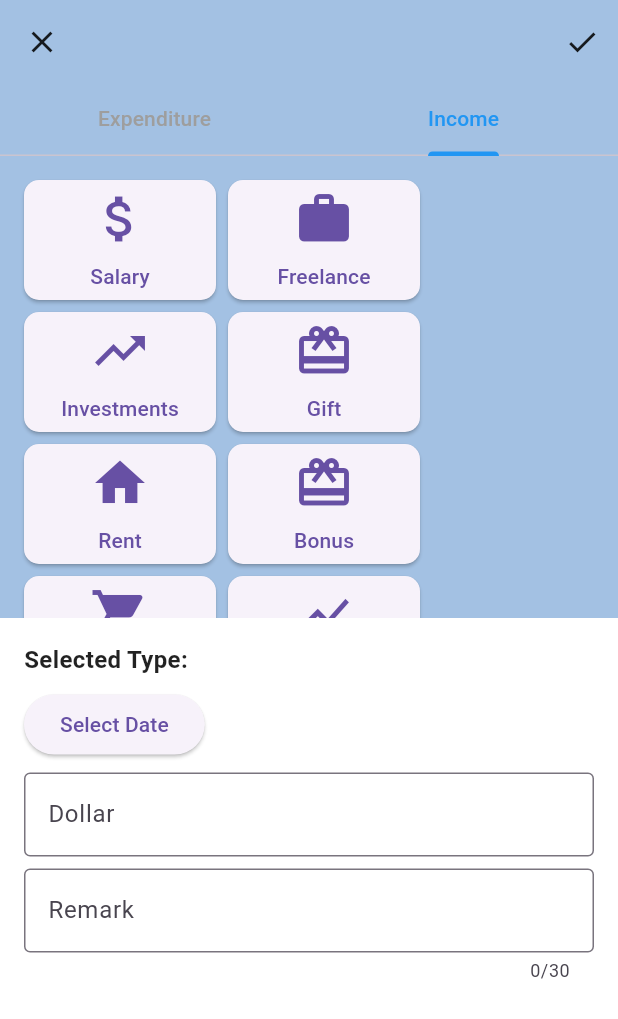
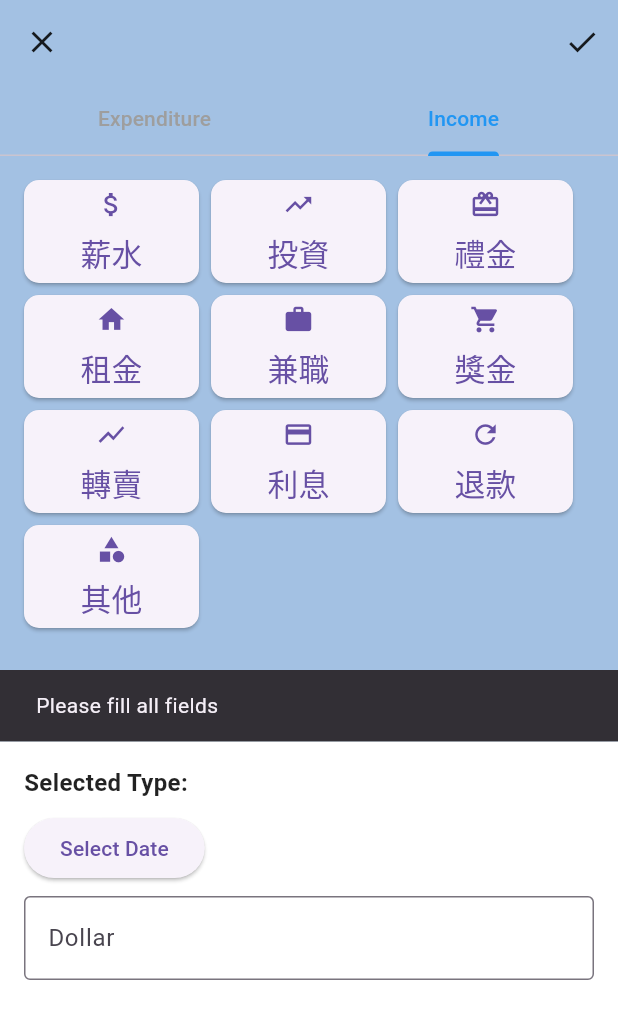
Before and after one commit to Lana0211/FMS, a Flutter app: the TransactionScreen screen opened directly, tab 2 chosen, after a tap on the "check" icon, on a phone screen of 412 x 824 dp. Shown: the top 1019 px of the screen. Run offline on Flutter 3.47's test engine with Material 3 defaults, Android fonts, the phone set to English and light mode, and no system bars; our stand-ins replace fl_chart, month_picker_dialog; network calls fail; Roboto replaces fonts that are missing (Montserrat).

Commit message:
transaction(delete remark)

```diff
--- a/lib/transaction.dart
+++ b/lib/transaction.dart
@@ -1,3 +1,5 @@
+import 'package:http/http.dart' as http;
+import 'dart:convert';
 import 'package:flutter/material.dart';
 import 'package:flutter/services.dart';
 
@@ -11,66 +13,65 @@ class _TransactionScreenState extends State<TransactionScreen>
   TabController? _tabController;
   String selectedType = '';
   List<String> expenditureTypes = [
-    'Food',
-    'Transport',
-    'Shopping',
-    'Entertain',
-    'Healthcare',
-    'Rent',
-    'Education',
-    'Travel',
-    'Gifts',
-    'Insurance',
-    'Technology',
-    'Clothing',
-    'Hobbies',
-    'Others',
+    '餐飲',
+    '交通',
+    '娛樂',
+    '購物',
+    '醫療',
+    '住房',
+    '學習',
+    '旅行',
+    '禮品',
+    '水電',
+    '通訊',
+    '美容',
+    '日用',
+    '其他',
   ];
 
   List<IconData> expenditureIcons = [
-    Icons.fastfood,        // Food
-    Icons.directions_car,  // Transportation
-    Icons.shopping_cart,   // Shopping
-    Icons.movie,           // Entertainment
-    Icons.local_hospital,  // Healthcare
-    Icons.home,            // Rent
-    Icons.school,          // Education
-    Icons.airplanemode_active, // Travel
-    Icons.card_giftcard,   // Gifts
-    Icons.local_hospital,  // Insurance
-    Icons.devices,         // Technology
-    Icons.shopping_bag,    // Clothing
-    Icons.brush,           // Hobbies
-    Icons.category,        // Others
+    Icons.fastfood,
+    Icons.directions_car,
+    Icons.movie,
+    Icons.shopping_cart,
+    Icons.local_hospital,
+    Icons.home,
+    Icons.school,
+    Icons.airplanemode_active,
+    Icons.card_giftcard,
+    Icons.opacity,
+    Icons.phone,
+    Icons.face,
+    Icons.shopping_basket,
+    Icons.category,
   ];
 
   List<String> incomeTypes = [
-    'Salary',
-    'Freelance',
-    'Investments',
-    'Gift',
-    'Rent',
-    'Bonus',
-    'Selling',
-    'Interest',
-    'Refund',
-    'Others',
+    '薪水',
+    '投資',
+    '禮金',
+    '租金',
+    '兼職',
+    '獎金',
+    '轉賣',
+    '利息',
+    '退款',
+    '其他',
   ];
 
   List<IconData> incomeIcons = [
     Icons.attach_money,
-    Icons.work,
     Icons.trending_up,
     Icons.card_giftcard,
     Icons.home,
-    Icons.card_giftcard,
+    Icons.work,
     Icons.local_grocery_store,
     Icons.show_chart,
     Icons.payment,
+    Icons.refresh,
     Icons.category,
   ];
 
-  TextEditingController remarkController = TextEditingController();
   TextEditingController dollarController = TextEditingController();
   TextEditingController typeController = TextEditingController();
   TextEditingController dateController = TextEditingController();
@@ -139,6 +140,9 @@ class _TransactionScreenState extends State<TransactionScreen>
   }
 
   Widget _buildTypeSelection(List<String> types, List<IconData> icons) {
+    double iconWidth = MediaQuery.of(context).size.width / 6; // 將圖標的寬度設置為屏幕寬度的三分之一
+    double iconFontSize = iconWidth * 0.3;
+
     return Padding(
       padding: const EdgeInsets.all(16.0),
       child: Column(
@@ -164,18 +168,21 @@ class _TransactionScreenState extends State<TransactionScreen>
                   ),
                 ),
                 child: Container(
-                  width: 80,
-                  height: 80,
+                  width: iconWidth, // 使用計算的圖標寬度
+                  height: iconWidth, // 使用計算的圖標寬度
                   alignment: Alignment.center,
                   child: Column(
                     mainAxisAlignment: MainAxisAlignment.center,
                     children: [
                       Icon(
                         icon,
-                        size: 40,
+                        size: iconFontSize,
                       ),
                       const SizedBox(height: 8),
-                      Text(type),
+                      Text(
+                        type,
+                        style: TextStyle(fontSize: iconFontSize), // 使用計算的字體大小
+                      ),
                     ],
                   ),
                 ),
@@ -189,7 +196,7 @@ class _TransactionScreenState extends State<TransactionScreen>
 
   Widget _buildBottomNavigationBar() {
     return Container(
-      height: MediaQuery.of(context).size.height / 2,
+      height: MediaQuery.of(context).size.height * 0.4,
       width: MediaQuery.of(context).size.width,
       color: Colors.white,
       child: SingleChildScrollView(
@@ -219,9 +226,11 @@ class _TransactionScreenState extends State<TransactionScreen>
                   ),
                 ],
               ),
+              // Dollar
               const SizedBox(height: 8),
-              // Dollar
-              TextField(
+              Container(
+                height: MediaQuery.of(context).size.height / 12,
+                child: TextField(
                   controller: dollarController,
                   keyboardType: TextInputType.number,
                   inputFormatters: <TextInputFormatter>[ //只能輸入數字
@@ -231,15 +240,6 @@ class _TransactionScreenState extends State<TransactionScreen>
                     labelText: 'Dollar',
                     border: OutlineInputBorder(),
                   ),
-              ),
-              const SizedBox(height: 8),
-              // Remark
-              TextField(
-                controller: remarkController,
-                maxLength: 30, //字數限制
-                decoration: const InputDecoration(
-                  labelText: 'Remark',
-                  border: OutlineInputBorder(),
                 ),
               ),
               const SizedBox(height: 8),
@@ -267,17 +267,95 @@ class _TransactionScreenState extends State<TransactionScreen>
   }
 
   Future<void> _saveDataAndReturnToHomePage() async {
-    // TODO: Add logic to save data to the database
-    // Simulate a delay (replace with your actual saving logic)
-    await Future.delayed(const Duration(seconds: 2));
+    if (selectedType.isEmpty || dollarController.text.isEmpty || dateController.text.isEmpty) {
+      ScaffoldMessenger.of(context).showSnackBar(
+        const SnackBar(content: Text('Please fill all fields')),
+      );
+      return;
+    }
 
-    // Navigate back to the home page
-    Navigator.of(context).pop();
+    // Assuming the user ID is available in the session or from user input
+    int userId = 1; // Replace with actual user ID
+
+    // Get the type ID from the API
+    var typeId;
+    var typeName = selectedType;
+    var apiUrl = 'http://db-accounting.azurewebsites.net/api/types'; // Replace with actual API URL
+    var typeCategory = _tabController?.index == 0 ? 'expenditure' : 'income'; // based on the selected tab
+
+    try {
+      var typeResponse = await http.get(
+        Uri.parse('$apiUrl?type_name=$typeName&type=$typeCategory'),
+      );
+
+      if (typeResponse.statusCode == 200) {
+        var typeData = json.decode(typeResponse.body);
+        typeId = typeData['type_id'];
+      } else {
+        throw Exception('Failed to load type ID');
+      }
+
+      // Construct the data payload
+      var data = _tabController?.index == 0 ? {
+        'user_id': userId,
+        'amount': double.parse(dollarController.text),
+        'expenditure_type': typeId,
+        'expenditure_date': dateController.text, // Adjust the key according to your API's expected parameters
+      }: {
+        'user_id': userId,
+        'amount': double.parse(dollarController.text),
+        'income_type': typeId,
+        'income_date': dateController.text,
+        // Adjust the key according to your API's expected parameters
+      };
+
+      print('Data to be sent: $data');
+
+      var saveUrl = _tabController?.index == 0
+          ? 'https://db-accounting.azurewebsites.net/api/expenditures' // Replace with actual Expenditure API URL
+          : 'https://db-accounting.azurewebsites.net/api/incomes'; // Replace with actual Income API URL
+
+      // Make the POST request to save the data
+      var saveResponse = await http.post(
+        Uri.parse(saveUrl),
+        headers: {'Content-Type': 'application/json'},
+        body: json.encode(data),
+      );
+
+      if (saveResponse.statusCode == 201) {
+        // Successfully saved data
+        Navigator.of(context).pop(); // Go back to the home page
+      } else {
+        throw Exception('Failed to save data');
+      }
+    } catch (e) {
+      ScaffoldMessenger.of(context).showSnackBar(
+        SnackBar(content: Text(e.toString())),
+      );
+    }
   }
 
   @override
   void dispose() {
     _tabController?.dispose();
+    dollarController.dispose();
+    typeController.dispose();
+    dateController.dispose();
     super.dispose();
   }
+
+
+// Future<void> _saveDataAndReturnToHomePage() async {
+//   // Simulate a delay (replace with your actual saving logic)
+//   await Future.delayed(const Duration(seconds: 2));
+//
+//   // Navigate back to the home page
+//   Navigator.of(context).pop();
+// }
+//
+// @override
+// void dispose() {
+//   _tabController?.dispose();
+//   super.dispose();
+// }
 }
```
Lines whose indentation alone changed are shown as unchanged.
